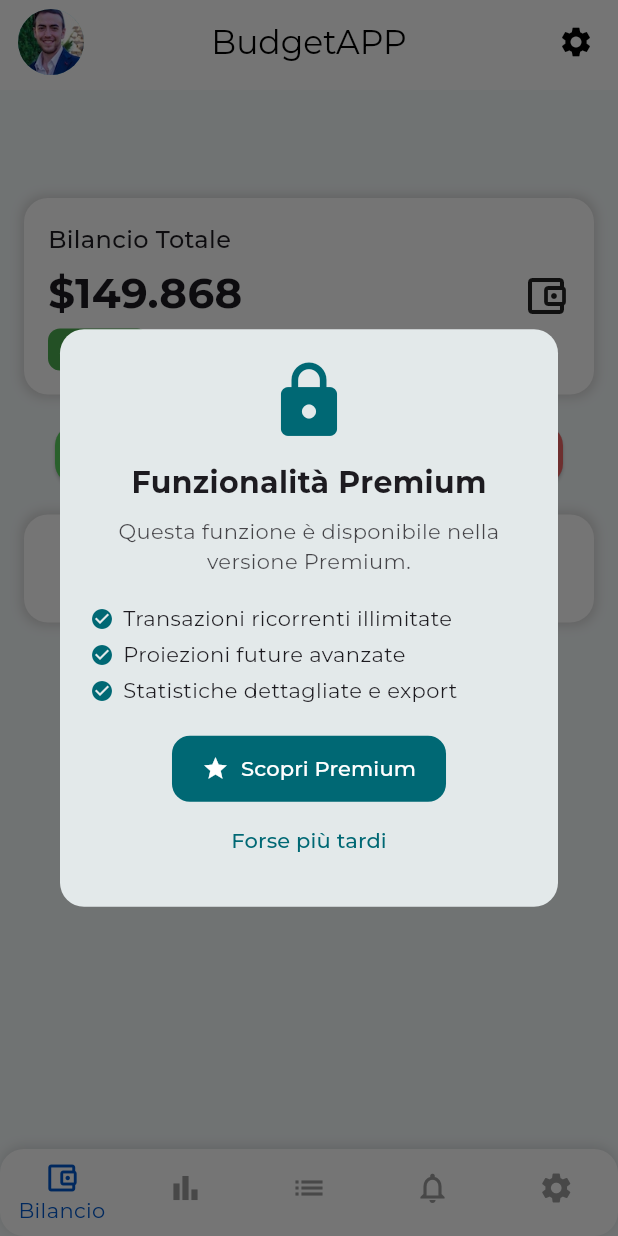
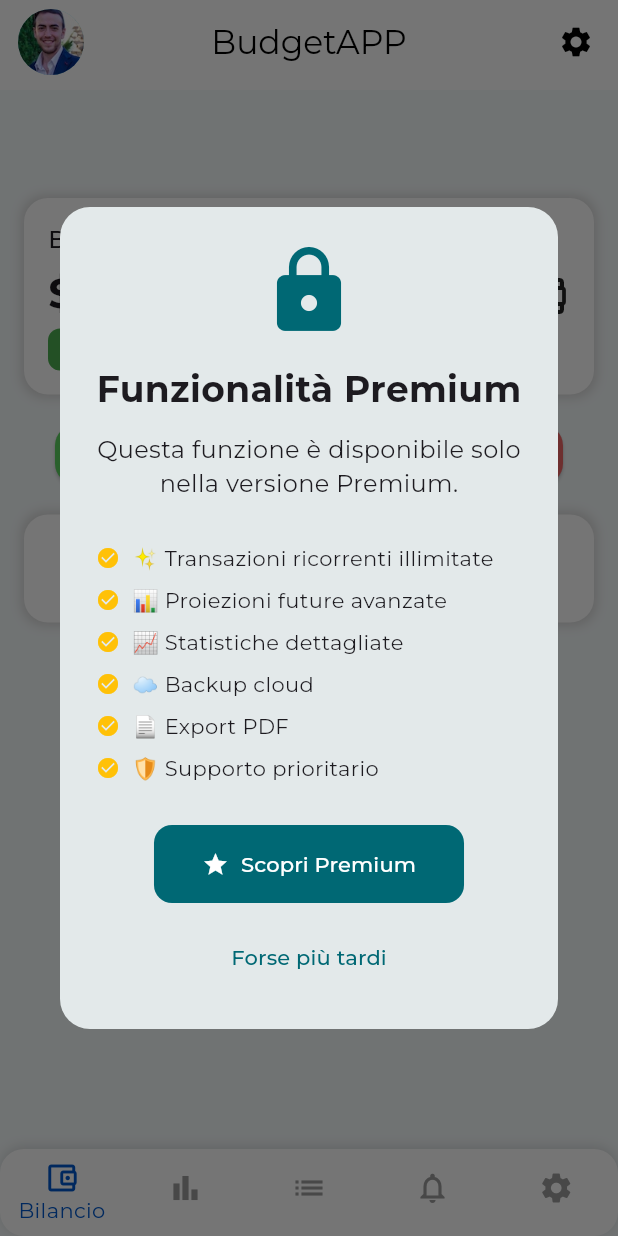
Before and after one commit to spartan0695/BudgetAPP, a Flutter app: the screen it shows after launch, after a tap on "Funzionalità avanzata", on a phone screen of 412 x 824 dp. Run offline on Flutter 3.47's test engine with Material 3 defaults, Android fonts, the phone set to English and light mode, and no system bars; our stand-ins replace google_fonts, in_app_purchase, shared_preferences.

Commit message:
fix 3 paywall

```diff
--- a/lib/balance_page.dart
+++ b/lib/balance_page.dart
@@ -56,14 +56,25 @@ class BalancePage extends StatelessWidget{
               mainAxisAlignment: MainAxisAlignment.center,
       children:[
               PremiumBadge(
-                isPremium: isPremium,
-                onFeatureTap: null,//() => Navigator.pushNamed(context, '/advanced'),
-                onUpgradeRequested: null, // () => Navigator.pushNamed(context, '/premium'),
-                child: ElevatedButton(
-                  onPressed: null, // lascialo nullo, il tap lo gestisce PremiumBadge
-                  child: const Text('Funzionalità avanzata'),
-                ),
-              )],),
+    isPremium: isPremium,
+  onFeatureTap: () => Navigator.pushNamed(context, '/advanced'),
+  onUpgradeRequested: () {
+    showDialog(
+      context: context,
+      builder: (ctx) => PaywallDialog(
+        onShowPremiumPage: () {
+          Navigator.pushNamed(context, '/premium');
+        },
+      ),
+    );
+  },
+  child: ElevatedButton(
+    onPressed: null,
+    child: const Text('Funzionalità avanzata'),
+  ),
+)
+
+              ],),
 
 
 
--- a/lib/widgets/paywall_dialog.dart
+++ b/lib/widgets/paywall_dialog.dart
@@ -1,16 +1,9 @@
 import 'package:flutter/material.dart';
 
 class PaywallDialog extends StatelessWidget {
-  final String featureName;
-  final VoidCallback onUpgrade;
-  final VoidCallback? onShowPremiumPage;
+  final VoidCallback? onShowPremiumPage; // Funzione da chiamare quando l’utente clicca su “Scopri Premium”
 
-  const PaywallDialog({
-    Key? key,
-    required this.featureName,
-    required this.onUpgrade,
-    required this.onShowPremiumPage,
-  }) : super(key: key);
+  const PaywallDialog({Key? key, this.onShowPremiumPage}) : super(key: key);
 
   @override
   Widget build(BuildContext context) {
@@ -20,6 +13,7 @@ class PaywallDialog extends StatelessWidget {
       ),
       child: Padding(
         padding: const EdgeInsets.all(24.0),
+        child: IntrinsicHeight(
           child: Column(
             mainAxisSize: MainAxisSize.min,
             children: [
@@ -28,68 +22,77 @@ class PaywallDialog extends StatelessWidget {
                 size: 64,
                 color: Theme.of(context).colorScheme.primary,
               ),
-            SizedBox(height: 16),
-            Text(
+              const SizedBox(height: 16),
+              const Text(
                 'Funzionalità Premium',
                 style: TextStyle(
                   fontSize: 24,
                   fontWeight: FontWeight.bold,
                 ),
               ),
-            SizedBox(height: 12),
-            Text(
-              '$featureName è disponibile solo nella versione Premium',
+              const SizedBox(height: 12),
+              const Text(
+                'Questa funzione è disponibile solo nella versione Premium.',
                 textAlign: TextAlign.center,
                 style: TextStyle(fontSize: 16),
               ),
-            SizedBox(height: 24),
+              const SizedBox(height: 24),
               _buildFeatureList(),
-            SizedBox(height: 24),
-            ElevatedButton(
-              onPressed: onUpgrade,
-              style: ElevatedButton.styleFrom(
-                padding: EdgeInsets.symmetric(horizontal: 32, vertical: 16),
+              const SizedBox(height: 24),
+              FilledButton.icon(
+                onPressed: () {
+                  Navigator.of(context).pop(); // Chiudi il dialog
+                  if (onShowPremiumPage != null) {
+                    onShowPremiumPage!(); // Vai alla pagina Premium
+                  }
+                },
+                icon: const Icon(Icons.star),
+                label: const Text('Scopri Premium'),
+                style: FilledButton.styleFrom(
+                  padding: const EdgeInsets.symmetric(horizontal: 32, vertical: 16),
                   shape: RoundedRectangleBorder(
                     borderRadius: BorderRadius.circular(12),
                   ),
                 ),
-              child: Row(
-                mainAxisSize: MainAxisSize.min,
-                children: [
-                  Icon(Icons.star),
-                  SizedBox(width: 8),
-                  Text('Passa a Premium - €1,99/mese'),
+              ),
+              const SizedBox(height: 12),
+              TextButton(
+                onPressed: () => Navigator.of(context).pop(),
+                child: const Text('Forse più tardi'),
+              ),
             ],
           ),
-            ),
-            SizedBox(height: 12),
-            TextButton(
-              onPressed: () => Navigator.pop(context),
-              child: Text('Forse più tardi'),
-            ),
-          ],
         ),
       ),
     );
   }
 
   Widget _buildFeatureList() {
+    final features = [
+      '✨ Transazioni ricorrenti illimitate',
+      '📊 Proiezioni future avanzate',
+      '📈 Statistiche dettagliate',
+      '☁️ Backup cloud',
+      '📄 Export PDF',
+      '🛡️ Supporto prioritario',
+    ];
+
     return Column(
       crossAxisAlignment: CrossAxisAlignment.start,
-      children: [
-        _featureItem('✨ Transazioni ricorrenti illimitate'),
-        _featureItem('📊 Statistiche avanzate'),
-        _featureItem('☁️ Backup automatico'),
-        _featureItem('📱 Sincronizzazione multi-device'),
-        _featureItem('📈 Proiezioni future illimitate'),
-      ],
+      children: features.map((e) => _featureItem(e)).toList(),
     );
   }
 
   Widget _featureItem(String text) {
     return Padding(
       padding: const EdgeInsets.symmetric(vertical: 4),
-      child: Text('  $text', style: TextStyle(fontSize: 14)),
+      child: Row(
+        children: [
+          const Icon(Icons.check_circle, size: 16, color: Colors.amber),
+          const SizedBox(width: 8),
+          Expanded(child: Text(text, style: const TextStyle(fontSize: 14))),
+        ],
+      ),
     );
   }
 }
--- a/lib/widgets/premium_badge.dart
+++ b/lib/widgets/premium_badge.dart
@@ -77,7 +77,7 @@ class PremiumBadge extends StatelessWidget {
                     crossAxisAlignment: CrossAxisAlignment.start,
                     children: const [
                       _PaywallPoint(text: 'Transazioni ricorrenti illimitate'),
-                      _PaywallPoint(text: 'Proiezioni future avanzate'),
+                      _PaywallPoint(text: 'Proiezioni future avanzgate'),
                       _PaywallPoint(text: 'Statistiche dettagliate e export'),
                     ],
                   ),
```
Lines whose indentation alone changed are shown as unchanged.
